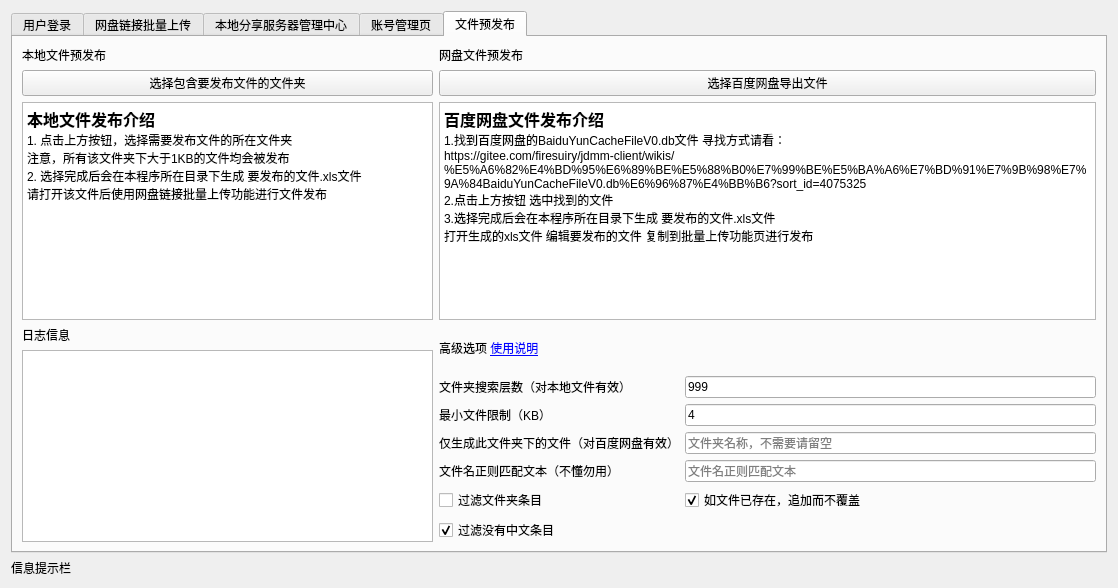
First picture: the form in client.ui, repository Firesuiry/jdmm-client, before the edit.
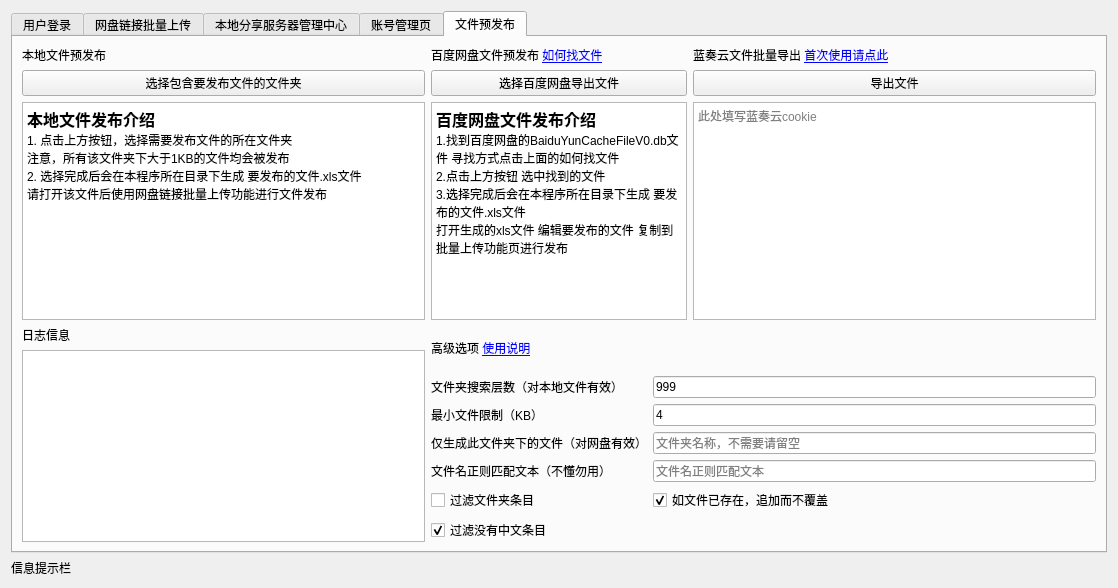
Second picture: the form after the edit.

Commit message: 添加蓝奏云文件发布模块 Signed-off-by: Firesuiry <4690734@qq.com>

```diff
--- a/client.ui
+++ b/client.ui
@@ -613,7 +613,10 @@
          <item>
           <widget class="QLabel" name="label_5">
            <property name="text">
-            <string>网盘文件预发布</string>
+            <string>&lt;html&gt;&lt;head/&gt;&lt;body&gt;&lt;p&gt;百度网盘文件预发布 &lt;a href=&quot;https://gitee.com/firesuiry/jdmm-client/wikis/%E5%A6%82%E4%BD%95%E6%89%BE%E5%88%B0%E7%99%BE%E5%BA%A6%E7%BD%91%E7%9B%98%E7%9A%84BaiduYunCacheFileV0.db%E6%96%87%E4%BB%B6?sort_id=4075325&quot;&gt;&lt;span style=&quot; text-decoration: underline; color:#0000ff;&quot;&gt;如何找文件&lt;/span&gt;&lt;/a&gt;&lt;/p&gt;&lt;/body&gt;&lt;/html&gt;</string>
+           </property>
+           <property name="openExternalLinks">
+            <bool>true</bool>
            </property>
           </widget>
          </item>
@@ -632,8 +635,7 @@
 p, li { white-space: pre-wrap; }
 &lt;/style&gt;&lt;/head&gt;&lt;body style=&quot; font-family:'SimSun'; font-size:9pt; font-weight:400; font-style:normal;&quot;&gt;
 &lt;p style=&quot; margin-top:0px; margin-bottom:0px; margin-left:0px; margin-right:0px; -qt-block-indent:0; text-indent:0px;&quot;&gt;&lt;span style=&quot; font-size:12pt; font-weight:600;&quot;&gt;百度网盘文件发布介绍&lt;/span&gt;&lt;/p&gt;
-&lt;p style=&quot; margin-top:0px; margin-bottom:0px; margin-left:0px; margin-right:0px; -qt-block-indent:0; text-indent:0px;&quot;&gt;1.找到百度网盘的BaiduYunCacheFileV0.db文件 寻找方式请看：&lt;/p&gt;
-&lt;p style=&quot; margin-top:0px; margin-bottom:0px; margin-left:0px; margin-right:0px; -qt-block-indent:0; text-indent:0px;&quot;&gt;https://gitee.com/firesuiry/jdmm-client/wikis/%E5%A6%82%E4%BD%95%E6%89%BE%E5%88%B0%E7%99%BE%E5%BA%A6%E7%BD%91%E7%9B%98%E7%9A%84BaiduYunCacheFileV0.db%E6%96%87%E4%BB%B6?sort_id=4075325&lt;/p&gt;
+&lt;p style=&quot; margin-top:0px; margin-bottom:0px; margin-left:0px; margin-right:0px; -qt-block-indent:0; text-indent:0px;&quot;&gt;1.找到百度网盘的BaiduYunCacheFileV0.db文件 寻找方式点击上面的如何找文件&lt;/p&gt;
 &lt;p style=&quot; margin-top:0px; margin-bottom:0px; margin-left:0px; margin-right:0px; -qt-block-indent:0; text-indent:0px;&quot;&gt;2.点击上方按钮 选中找到的文件&lt;/p&gt;
 &lt;p style=&quot; margin-top:0px; margin-bottom:0px; margin-left:0px; margin-right:0px; -qt-block-indent:0; text-indent:0px;&quot;&gt;3.选择完成后会在本程序所在目录下生成 要发布的文件.xls文件&lt;/p&gt;
 &lt;p style=&quot; margin-top:0px; margin-bottom:0px; margin-left:0px; margin-right:0px; -qt-block-indent:0; text-indent:0px;&quot;&gt;打开生成的xls文件 编辑要发布的文件 复制到批量上传功能页进行发布&lt;/p&gt;&lt;/body&gt;&lt;/html&gt;</string>
@@ -645,6 +647,37 @@
          </item>
         </layout>
        </item>
+       <item row="0" column="3">
+        <layout class="QVBoxLayout" name="verticalLayout_7">
+         <item>
+          <widget class="QLabel" name="label_27">
+           <property name="text">
+            <string>&lt;html&gt;&lt;head/&gt;&lt;body&gt;&lt;p&gt;蓝奏云文件批量导出 &lt;a href=&quot;https://gitee.com/firesuiry/jdmm-client/wikis/%20%E5%A6%82%E4%BD%95%E9%A2%84%E5%8F%91%E5%B8%83%E8%93%9D%E5%A5%8F%E4%BA%91%E4%B8%AD%E7%9A%84%E6%96%87%E4%BB%B6?sort_id=4169771&quot;&gt;&lt;span style=&quot; text-decoration: underline; color:#0000ff;&quot;&gt;首次使用请点此&lt;/span&gt;&lt;/a&gt;&lt;/p&gt;&lt;/body&gt;&lt;/html&gt;</string>
+           </property>
+           <property name="textFormat">
+            <enum>Qt::RichText</enum>
+           </property>
+           <property name="openExternalLinks">
+            <bool>true</bool>
+           </property>
+          </widget>
+         </item>
+         <item>
+          <widget class="QPushButton" name="lzyStartGenerateBtn">
+           <property name="text">
+            <string>导出文件</string>
+           </property>
+          </widget>
+         </item>
+         <item>
+          <widget class="QTextEdit" name="LzyCookieTextEdit">
+           <property name="placeholderText">
+            <string>此处填写蓝奏云cookie</string>
+           </property>
+          </widget>
+         </item>
+        </layout>
+       </item>
        <item row="1" column="0" rowspan="7">
         <layout class="QVBoxLayout" name="verticalLayout_3">
          <item>
@@ -679,7 +712,7 @@
          </property>
         </widget>
        </item>
-       <item row="2" column="2">
+       <item row="2" column="2" colspan="2">
         <widget class="QLineEdit" name="dir_search_depth_edit">
          <property name="text">
           <string>999</string>
@@ -693,7 +726,7 @@
          </property>
         </widget>
        </item>
-       <item row="3" column="2">
+       <item row="3" column="2" colspan="2">
         <widget class="QLineEdit" name="min_file_limit_edit">
          <property name="text">
           <string>4</string>
@@ -709,11 +742,11 @@
        <item row="4" column="1">
         <widget class="QLabel" name="label_25">
          <property name="text">
-          <string>仅生成此文件夹下的文件（对百度网盘有效）</string>
+          <string>仅生成此文件夹下的文件（对网盘有效）</string>
          </property>
         </widget>
        </item>
-       <item row="4" column="2">
+       <item row="4" column="2" colspan="2">
         <widget class="QLineEdit" name="dir_limit_edit">
          <property name="text">
           <string/>
@@ -733,7 +766,7 @@
          </property>
         </widget>
        </item>
-       <item row="5" column="2">
+       <item row="5" column="2" colspan="2">
         <widget class="QLineEdit" name="re_str_edit">
          <property name="text">
           <string/>
@@ -753,7 +786,7 @@
          </property>
         </widget>
        </item>
-       <item row="6" column="2">
+       <item row="6" column="2" colspan="2">
         <widget class="QCheckBox" name="add_cb">
          <property name="text">
           <string>如文件已存在，追加而不覆盖</string>
```
The commit also changes 4 other files.
